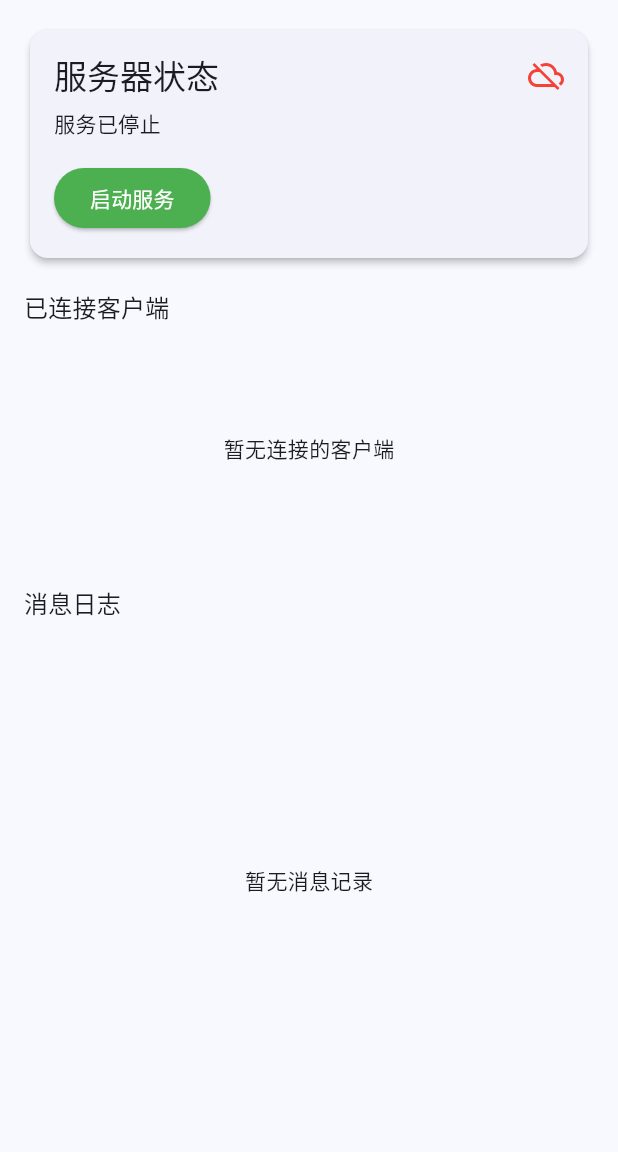
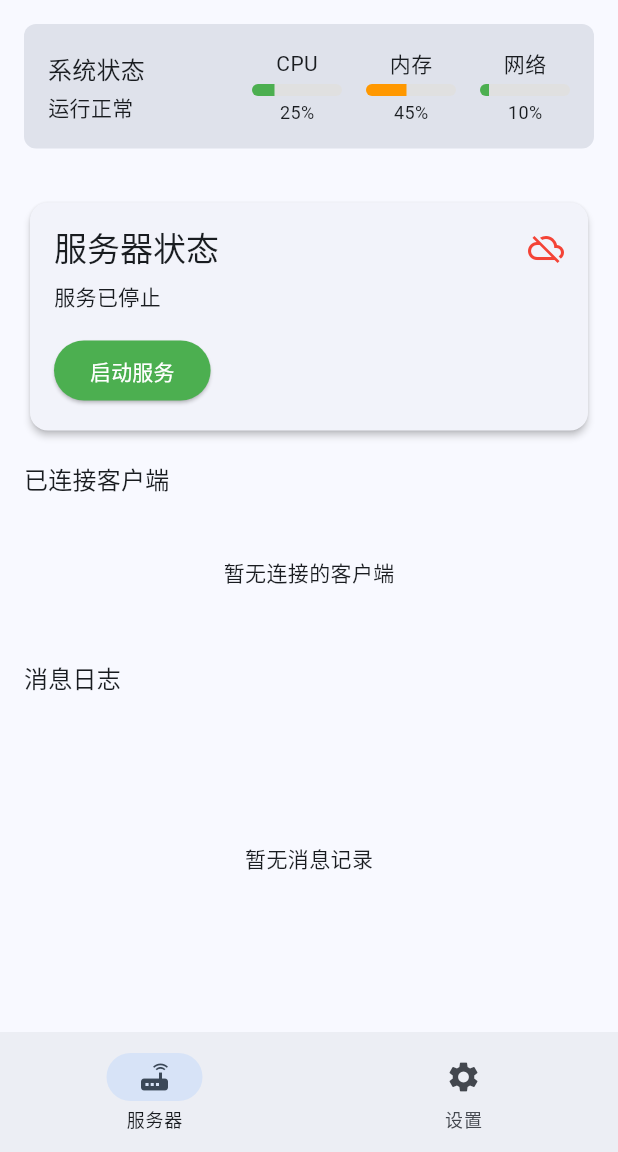
Before and after one commit to yugaoxiang123/QingFengLing_ChuangZhang, a Flutter app: the screen it shows after launch, on a phone screen of 412 x 824 dp, the part 84-1236 px from its top. Run offline on Flutter 3.47's test engine with Material 3 defaults, Android fonts, the phone set to English and light mode, and no system bars.

Commit message:
修改页面结构

```diff
--- a/lib/main.dart
+++ b/lib/main.dart
@@ -1,5 +1,6 @@
 import 'package:flutter/material.dart';
 import 'ui/socket_server_page.dart';
+import 'ui/control_panel.dart';
 
 void main() {
   runApp(const MyApp());
@@ -17,7 +18,56 @@ class MyApp extends StatelessWidget {
         useMaterial3: true,
       ),
       debugShowCheckedModeBanner: false,
-      home: const SocketServerPage(),
+      home: const HomePage(),
     );
   }
 }
+
+class HomePage extends StatefulWidget {
+  const HomePage({super.key});
+
+  @override
+  State<HomePage> createState() => _HomePageState();
+}
+
+class _HomePageState extends State<HomePage> {
+  int _selectedIndex = 0;
+
+  @override
+  Widget build(BuildContext context) {
+    return Scaffold(
+      appBar: AppBar(
+        backgroundColor: Theme.of(context).colorScheme.inversePrimary,
+        title: const Text('清峰岭控制面板'),
+      ),
+      body: IndexedStack(
+        index: _selectedIndex,
+        children: [
+          // 服务器页面，包含控制面板和SocketServerPage
+          Column(
+            children: [
+              // 顶部控制面板
+              const ControlPanel(),
+              // SocketServerPage
+              const Expanded(child: SocketServerPage()),
+            ],
+          ),
+          // 设置页面
+          const Center(child: Text('设置页面 - 开发中')),
+        ],
+      ),
+      bottomNavigationBar: NavigationBar(
+        selectedIndex: _selectedIndex,
+        onDestinationSelected: (int index) {
+          setState(() {
+            _selectedIndex = index;
+          });
+        },
+        destinations: const [
+          NavigationDestination(icon: Icon(Icons.router), label: '服务器'),
+          NavigationDestination(icon: Icon(Icons.settings), label: '设置'),
+        ],
+      ),
+    );
+  }
+}
--- /dev/null
+++ b/lib/ui/control_panel.dart
@@ -0,0 +1,68 @@
+import 'package:flutter/material.dart';
+
+class ControlPanel extends StatelessWidget {
+  const ControlPanel({super.key});
+
+  @override
+  Widget build(BuildContext context) {
+    return Container(
+      padding: const EdgeInsets.all(16.0),
+      decoration: BoxDecoration(
+        color: Theme.of(context).colorScheme.surfaceVariant,
+        borderRadius: BorderRadius.circular(8.0),
+      ),
+      margin: const EdgeInsets.all(16.0),
+      child: Row(
+        mainAxisAlignment: MainAxisAlignment.spaceBetween,
+        children: [
+          Column(
+            crossAxisAlignment: CrossAxisAlignment.start,
+            children: [
+              Text('系统状态', style: Theme.of(context).textTheme.titleMedium),
+              const SizedBox(height: 4),
+              const Text('运行正常'),
+            ],
+          ),
+          Row(
+            children: [
+              _buildStatusIndicator(context, 'CPU', 25, Colors.green),
+              const SizedBox(width: 16),
+              _buildStatusIndicator(context, '内存', 45, Colors.orange),
+              const SizedBox(width: 16),
+              _buildStatusIndicator(context, '网络', 10, Colors.green),
+            ],
+          ),
+        ],
+      ),
+    );
+  }
+
+  // 状态指示器
+  Widget _buildStatusIndicator(
+    BuildContext context,
+    String label,
+    double value,
+    Color color,
+  ) {
+    return Column(
+      children: [
+        Text(label),
+        const SizedBox(height: 4),
+        SizedBox(
+          width: 60,
+          height: 8,
+          child: ClipRRect(
+            borderRadius: BorderRadius.circular(4),
+            child: LinearProgressIndicator(
+              value: value / 100,
+              backgroundColor: Colors.grey[300],
+              valueColor: AlwaysStoppedAnimation<Color>(color),
+            ),
+          ),
+        ),
+        const SizedBox(height: 2),
+        Text('${value.toInt()}%', style: const TextStyle(fontSize: 12)),
+      ],
+    );
+  }
+}
--- a/lib/ui/socket_server_page.dart
+++ b/lib/ui/socket_server_page.dart
@@ -60,12 +60,7 @@ class _SocketServerPageState extends State<SocketServerPage> {
 
   @override
   Widget build(BuildContext context) {
-    return Scaffold(
-      appBar: AppBar(
-        backgroundColor: Theme.of(context).colorScheme.inversePrimary,
-        title: const Text('清峰岭控制面板'),
-      ),
-      body: Padding(
+    return Padding(
       padding: const EdgeInsets.all(16.0),
       child: Column(
         crossAxisAlignment: CrossAxisAlignment.start,
@@ -111,7 +106,6 @@ class _SocketServerPageState extends State<SocketServerPage> {
             ),
           ),
         ],
-        ),
       ),
     );
   }
```
Lines whose indentation alone changed are shown as unchanged.
